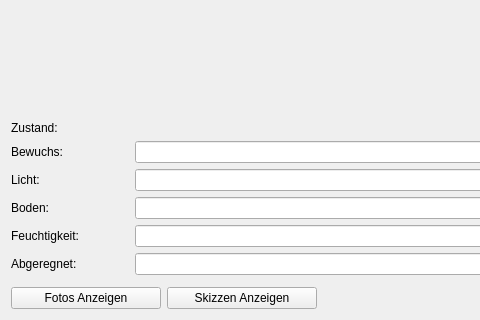
Qt form APIS/ui/apis_sharding.ui (APIS-Luftbildarchiv/APIS3) before a commit; both pictures show x 0 to 480 and y 542 to 862 of the 1298 by 862 pixel window.
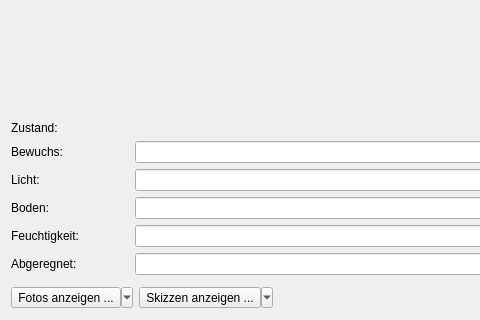
The same form after that commit. Icons and pictures are not drawn.

The edit to the form file:
```diff
--- a/APIS/ui/apis_sharding.ui
+++ b/APIS/ui/apis_sharding.ui
@@ -24,54 +24,36 @@
    <item row="2" column="0" colspan="2">
     <layout class="QHBoxLayout" name="horizontalLayout">
      <item>
-      <widget class="QPushButton" name="uiViewPicturesBtn">
-       <property name="minimumSize">
-        <size>
-         <width>150</width>
-         <height>0</height>
-        </size>
-       </property>
+      <widget class="QToolButton" name="uiViewPicturesTBtn">
        <property name="text">
-        <string>Fotos Anzeigen</string>
+        <string>Fotos anzeigen ...</string>
        </property>
        <property name="icon">
         <iconset resource="resource.qrc">
          <normaloff>:/plugins/APIS/icons/image.png</normaloff>:/plugins/APIS/icons/image.png</iconset>
        </property>
-       <property name="iconSize">
-        <size>
-         <width>24</width>
-         <height>24</height>
-        </size>
+       <property name="popupMode">
+        <enum>QToolButton::MenuButtonPopup</enum>
        </property>
-       <property name="autoDefault">
-        <bool>false</bool>
+       <property name="toolButtonStyle">
+        <enum>Qt::ToolButtonTextBesideIcon</enum>
        </property>
       </widget>
      </item>
      <item>
-      <widget class="QPushButton" name="uiViewSketchesBtn">
-       <property name="minimumSize">
-        <size>
-         <width>150</width>
-         <height>0</height>
-        </size>
-       </property>
+      <widget class="QToolButton" name="uiViewSketchesTBtn">
        <property name="text">
-        <string>Skizzen Anzeigen</string>
+        <string>Skizzen anzeigen ...</string>
        </property>
        <property name="icon">
         <iconset resource="resource.qrc">
          <normaloff>:/plugins/APIS/icons/sketch.png</normaloff>:/plugins/APIS/icons/sketch.png</iconset>
        </property>
-       <property name="iconSize">
-        <size>
-         <width>24</width>
-         <height>24</height>
-        </size>
+       <property name="popupMode">
+        <enum>QToolButton::MenuButtonPopup</enum>
        </property>
-       <property name="autoDefault">
-        <bool>false</bool>
+       <property name="toolButtonStyle">
+        <enum>Qt::ToolButtonTextBesideIcon</enum>
        </property>
       </widget>
      </item>
```
